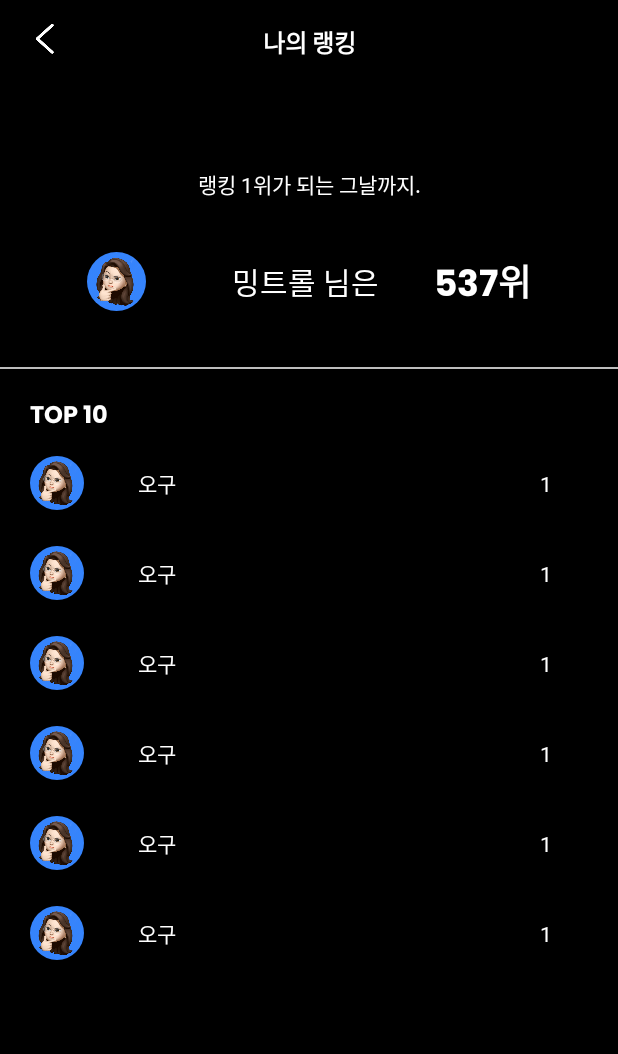
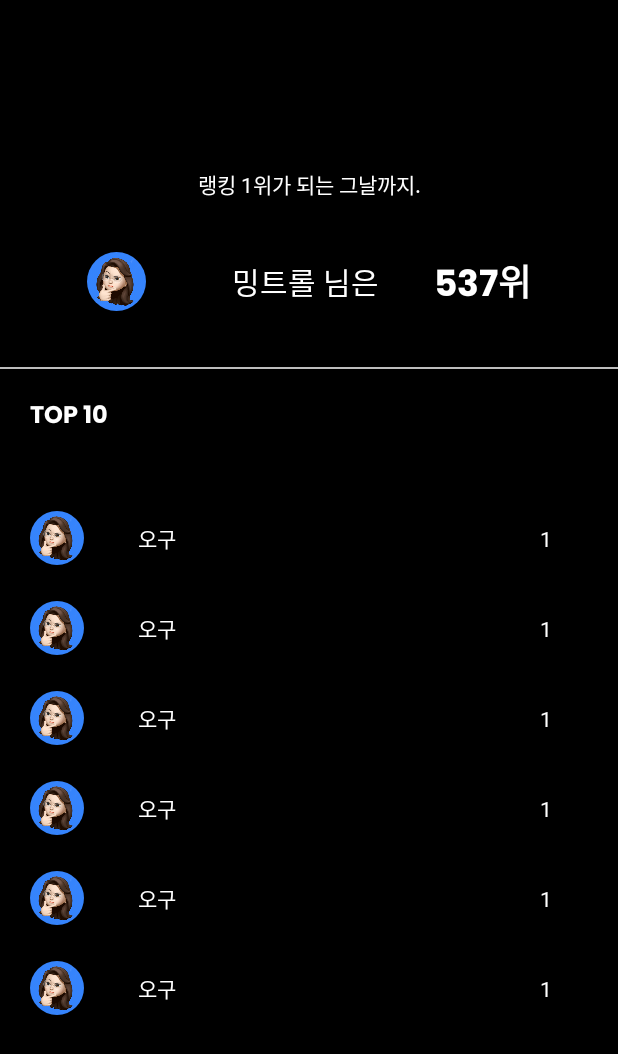
Before and after one commit to koreahacks/2021-jcozy-Android, an Android app: the layout activity_mypage_ranking.xml on its own in the app's theme, with its tools: preview values and no code run, on a phone screen of 412 x 824 dp. Shown: the top 1054 px of the screen. Run offline under Robolectric (Android 15) with nearby library versions, the phone set to English and light mode, and no system bars.

Commit message:
datail 수정

```diff
--- a/Trolly/app/src/main/java/com/jcozy/trolly/ui/main/MainActivity.kt
+++ b/Trolly/app/src/main/java/com/jcozy/trolly/ui/main/MainActivity.kt
@@ -4,13 +4,12 @@ import android.content.Intent
 import android.os.Bundle
 import android.view.View
 import androidx.appcompat.app.AppCompatActivity
-import androidx.viewpager.widget.ViewPager
 import androidx.viewpager2.widget.CompositePageTransformer
 import androidx.viewpager2.widget.MarginPageTransformer
 import com.jcozy.trolly.ItemDecoration
 import com.jcozy.trolly.R
 import com.jcozy.trolly.StampDialog
-import com.jcozy.trolly.mypage.MypageActivity
+import com.jcozy.trolly.ui.mypage.MypageActivity
 import com.jcozy.trolly.network.responseData.MainMainData
 import com.jcozy.trolly.network.responseData.MainSubData
 import com.jcozy.trolly.network.responseData.MainTimeAttackData
@@ -24,7 +23,6 @@ class MainActivity : AppCompatActivity(), View.OnClickListener {
     lateinit var mainTimeAttackAdapter : MainTimeAttackAdapter
     lateinit var mainmainAdapter : MainMainAdapter
     lateinit var mainSubAdapter : MainSubAdapter
-    lateinit var viewPager : ViewPager
 
 
     val data = mutableListOf<MainTimeAttackData>()
--- a/Trolly/app/src/main/java/com/jcozy/trolly/mypage/MypageActivity.kt
+++ b/Trolly/app/src/main/java/com/jcozy/trolly/ui/mypage/MypageActivity.kt
@@ -1,4 +1,4 @@
-package com.jcozy.trolly.mypage
+package com.jcozy.trolly.ui.mypage
 
 import android.content.Intent
 import android.os.Bundle
@@ -6,7 +6,6 @@ import android.view.MenuItem
 import android.view.View
 import androidx.appcompat.app.AppCompatActivity
 import com.jcozy.trolly.R
-import com.jcozy.trolly.ui.main.MainActivity
 import kotlinx.android.synthetic.main.activity_mypage.*
 
 class MypageActivity : AppCompatActivity(), View.OnClickListener {
@@ -47,8 +46,6 @@ class MypageActivity : AppCompatActivity(), View.OnClickListener {
     override fun onOptionsItemSelected(item: MenuItem): Boolean {
         when(item.itemId){
             android.R.id.home -> {
-                val intent = Intent(applicationContext, MainActivity::class.java)
-                intent.addFlags(Intent.FLAG_ACTIVITY_CLEAR_TASK)
                 finish()
                 return true
             }
--- a/Trolly/app/src/main/java/com/jcozy/trolly/mypage/MypageLevelActivity.kt
+++ b/Trolly/app/src/main/java/com/jcozy/trolly/ui/mypage/MypageLevelActivity.kt
@@ -1,11 +1,9 @@
-package com.jcozy.trolly.mypage
+package com.jcozy.trolly.ui.mypage
 
-import android.content.Intent
 import android.os.Bundle
 import android.view.MenuItem
 import androidx.appcompat.app.AppCompatActivity
 import com.jcozy.trolly.R
-import com.jcozy.trolly.ui.main.MainActivity
 import kotlinx.android.synthetic.main.activity_mypage_level.*
 
 class MypageLevelActivity : AppCompatActivity() {
@@ -24,8 +22,6 @@ class MypageLevelActivity : AppCompatActivity() {
     override fun onOptionsItemSelected(item: MenuItem): Boolean {
         when(item.itemId){
             android.R.id.home -> {
-                val intent = Intent(applicationContext, MainActivity::class.java)
-                intent.addFlags(Intent.FLAG_ACTIVITY_CLEAR_TASK)
                 finish()
                 return true
             }
--- a/Trolly/app/src/main/java/com/jcozy/trolly/mypage/MypageRankingAdapter.kt
+++ b/Trolly/app/src/main/java/com/jcozy/trolly/ui/mypage/MypageRankingAdapter.kt
@@ -1,4 +1,4 @@
-package com.jcozy.trolly.mypage
+package com.jcozy.trolly.ui.mypage
 
 import android.content.Context
 import android.view.LayoutInflater
--- a/Trolly/app/src/main/java/com/jcozy/trolly/mypage/MypageRankingViewHolder.kt
+++ b/Trolly/app/src/main/java/com/jcozy/trolly/ui/mypage/MypageRankingViewHolder.kt
@@ -1,4 +1,4 @@
-package com.jcozy.trolly.mypage
+package com.jcozy.trolly.ui.mypage
 
 import android.view.View
 import android.widget.ImageView
--- a/Trolly/app/src/main/java/com/jcozy/trolly/ui/questdetail/QuestDetailActivity.kt
+++ b/Trolly/app/src/main/java/com/jcozy/trolly/ui/questdetail/QuestDetailActivity.kt
@@ -177,8 +177,6 @@ class QuestDetailActivity : AppCompatActivity() {
     override fun onOptionsItemSelected(item: MenuItem): Boolean {
         when(item.itemId){
             android.R.id.home -> {
-                val intent = Intent(applicationContext, MainActivity::class.java)
-                intent.addFlags(Intent.FLAG_ACTIVITY_CLEAR_TASK)
                 finish()
                 return true
             }
--- a/Trolly/app/src/main/res/layout/activity_main.xml
+++ b/Trolly/app/src/main/res/layout/activity_main.xml
@@ -79,7 +79,7 @@
         android:fillViewport="true"
         android:overScrollMode="never"
         android:layout_marginTop="56dp"
-        android:paddingBottom="136dp"
+        android:paddingBottom="80dp"
         app:layout_constraintBottom_toBottomOf="parent"
         app:layout_constraintTop_toTopOf="parent"
         tools:layout_editor_absoluteX="0dp">
@@ -236,7 +236,6 @@
                 app:layout_constraintBottom_toBottomOf="parent"
                 android:layout_marginTop="22dp"
                 android:paddingHorizontal="20dp"
-                android:paddingBottom="102dp"
                 xmlns:app="http://schemas.android.com/apk/res-auto">
 
                 <ImageView
--- a/Trolly/app/src/main/res/layout/activity_mypage_ranking.xml
+++ b/Trolly/app/src/main/res/layout/activity_mypage_ranking.xml
@@ -6,41 +6,15 @@
     xmlns:tools="http://schemas.android.com/tools"
     android:background="@color/black">
 
-    <androidx.constraintlayout.widget.ConstraintLayout
+    <androidx.appcompat.widget.Toolbar
+        android:id="@+id/Toolbar"
         android:layout_width="match_parent"
-        android:layout_height="wrap_content"
-        android:layout_marginTop="0dp"
-        app:layout_constraintTop_toTopOf="parent"
-        app:layout_constraintStart_toStartOf="parent">
-
-        <ImageView
-            android:id="@+id/ic_mypage_before"
-            android:layout_width="wrap_content"
-            android:layout_height="wrap_content"
-            android:src="@drawable/ic_mypage_before"
-            android:padding="10dp"
-            app:layout_constraintTop_toTopOf="parent"
-            android:layout_marginTop="6dp"
-            app:layout_constraintStart_toStartOf="parent"
-            android:layout_marginStart="14dp"/>
-
-        <TextView
-            android:layout_width="wrap_content"
-            android:layout_height="wrap_content"
-            android:fontFamily="@font/poppins_bold"
-            android:text="나의 랭킹"
-            android:textColor="@color/white"
-            android:textSize="16dp"
-            app:layout_constraintEnd_toEndOf="parent"
-            app:layout_constraintStart_toStartOf="parent"
-            app:layout_constraintTop_toTopOf="parent"
-            android:layout_marginTop="16dp"/>
-
-    </androidx.constraintlayout.widget.ConstraintLayout>
+        android:layout_height="56dp"
+        app:layout_constraintTop_toTopOf="parent" />
 
     <androidx.core.widget.NestedScrollView
         android:layout_width="match_parent"
-        android:layout_height="wrap_content"
+        android:layout_height="0dp"
         android:clipToPadding="false"
         android:descendantFocusability="blocksDescendants"
         android:fillViewport="true"
@@ -48,7 +22,7 @@
         android:layout_marginTop="56dp"
         app:layout_constraintTop_toTopOf="parent"
         app:layout_constraintStart_toStartOf="parent"
-        tools:layout_editor_absoluteX="0dp">
+        app:layout_constraintBottom_toBottomOf="parent">
 
         <androidx.constraintlayout.widget.ConstraintLayout
             android:layout_width="match_parent"
```
Also changed, not shown: Trolly/app/src/main/AndroidManifest.xml (+4 -4 lines), Trolly/app/src/main/java/com/jcozy/trolly/ui/mypage/HistoryActivity.kt (renamed from Trolly/app/src/main/java/com/jcozy/trolly/mypage/HistoryActivity.kt, +12 -1 lines), Trolly/app/src/main/java/com/jcozy/trolly/ui/mypage/MypageRankingActivity.kt (renamed from Trolly/app/src/main/java/com/jcozy/trolly/mypage/MypageRankingActivity.kt, +19 -7 lines).
